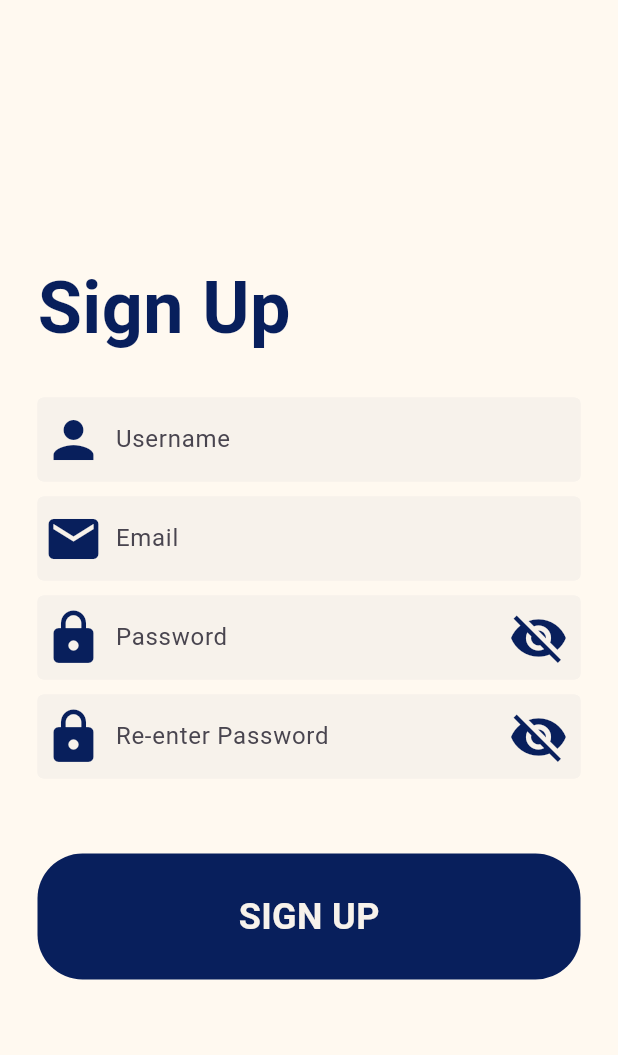
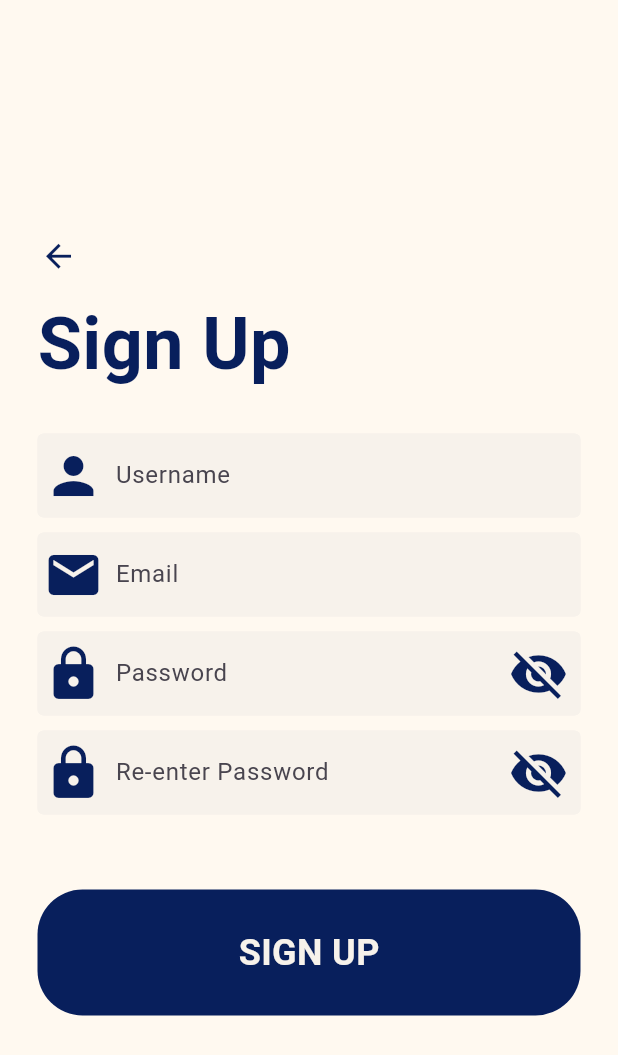
Before and after one commit to Kev-Tan/Fit_App, a Flutter app: the SignupPage screen opened directly, on a phone screen of 412 x 824 dp. Shown: the top 1055 px of the screen. Run offline on Flutter 3.47's test engine with Material 3 defaults, Android fonts, the light colour scheme and no system bars; our stand-ins replace auto_size_text, curved_labeled_navigation_bar, firebase_auth, firebase_core, google_fonts; accounts and stored records are empty.

Commit message:
back button for sign up page

```diff
--- a/lib/pages/userCreation/signup_page.dart
+++ b/lib/pages/userCreation/signup_page.dart
@@ -23,6 +23,27 @@ class SignupPage extends StatelessWidget {
           mainAxisAlignment: MainAxisAlignment.center,
           children: [
             const SizedBox(height: 50),
+
+            // back button
+            Padding(
+              padding: const EdgeInsets.symmetric(horizontal: 15.0),
+              child: Row(
+                mainAxisAlignment: MainAxisAlignment.start,
+                children: [
+                  IconButton(
+                    icon: Icon(
+                      Icons.arrow_back,
+                      color: Color.fromRGBO(8, 31, 92, 1),
+                      size: 25.0,
+                      ),
+                    onPressed: () {
+                      Navigator.of(context).pop();
+                    },
+                  ),
+                ],
+              ),
+            ),
+
             //sign up
             Padding(
               padding: const EdgeInsets.symmetric(horizontal: 25.0),
--- a/pubspec.yaml
+++ b/pubspec.yaml
@@ -17,6 +17,7 @@ dependencies:
   go_router: ^14.1.3
   google_fonts: ^6.2.1
   google_generative_ai: ^0.4.0
+  image_picker: ^1.1.2
   intl: ^0.19.0
   provider: ^6.1.2
 
```
Also changed, not shown: image_2024-05-25_185848847-removebg-preview.png (added), image_2024-05-25_185848847-removebg-preview.svg (added), pubspec.lock, 5 other files.
